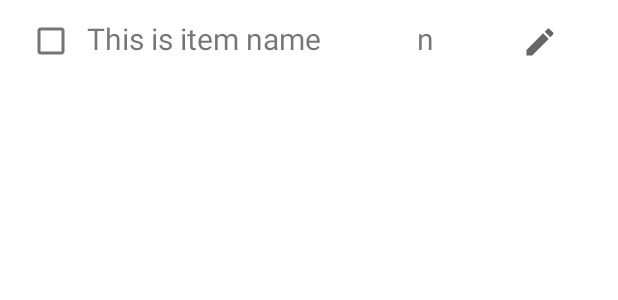
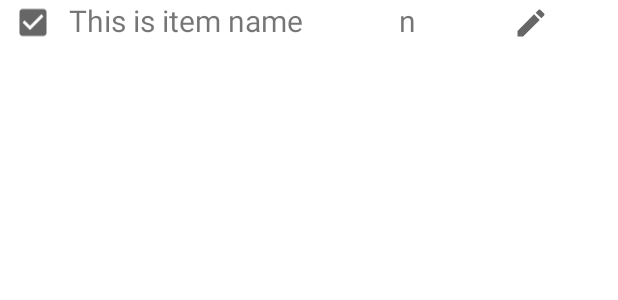
Before and after one commit to bannyadasrao/370FinalProject, an Android app: the layout activity_item_checkbox_quantity.xml on its own in the app's theme, with its tools: preview values and no code run, on a phone screen of 412 x 824 dp. Shown: the top 300 px of the screen. Run offline under Robolectric (Android 15) with nearby library versions, the phone set to English and light mode, and no system bars; Roboto replaces fonts that are not available here.

Commit message:
Modify checkbox xml a little

```diff
--- a/GLM/app/src/main/java/edu/qc/seclass/glm/AdapterForItems.java
+++ b/GLM/app/src/main/java/edu/qc/seclass/glm/AdapterForItems.java
@@ -58,7 +58,7 @@ public class AdapterForItems extends RecyclerView.Adapter<AdapterForItems.ViewHo
         public ViewHolder(@NonNull View itemView) {
             super(itemView);
 
-            checkbox_item = itemView.findViewById(R.id.checkbox_item);
+//            checkbox_item = itemView.findViewById(R.id.checkbox);
             textview_name_item = itemView.findViewById(R.id.textview_name_item);
             textview_amount_item = itemView.findViewById(R.id.textview_amount_item);
 
--- /dev/null
+++ b/GLM/app/src/main/res/drawable/ic_check_box.xml
@@ -0,0 +1,10 @@
+<vector xmlns:android="http://schemas.android.com/apk/res/android"
+    android:width="24dp"
+    android:height="24dp"
+    android:viewportWidth="24"
+    android:viewportHeight="24"
+    android:tint="?attr/colorControlNormal">
+  <path
+      android:fillColor="@android:color/white"
+      android:pathData="M19,3L5,3c-1.11,0 -2,0.9 -2,2v14c0,1.1 0.89,2 2,2h14c1.11,0 2,-0.9 2,-2L21,5c0,-1.1 -0.89,-2 -2,-2zM10,17l-5,-5 1.41,-1.41L10,14.17l7.59,-7.59L19,8l-9,9z"/>
+</vector>
--- a/GLM/app/src/main/res/layout/activity_item_checkbox_quantity.xml
+++ b/GLM/app/src/main/res/layout/activity_item_checkbox_quantity.xml
@@ -5,30 +5,32 @@
     android:layout_height="wrap_content"
     android:orientation="horizontal">
 
-    <com.google.android.material.checkbox.MaterialCheckBox
-        android:id="@+id/checkbox_item"
+    <ImageView
         android:layout_width="wrap_content"
-        android:layout_height="55dp"
-        android:layout_marginLeft="10dp"/>
+        android:layout_height="30dp"
+        android:id="@+id/checkbox"
+        android:layout_marginLeft="10dp"
+        android:src="@drawable/ic_check_box" />
 
     <TextView
         android:id="@+id/textview_name_item"
         android:layout_width="220dp"
-        android:layout_height="60dp"
+        android:layout_height="48dp"
+        android:layout_marginStart="12dp"
         android:text="This is item name"
         android:textSize="20dp"/>
 
     <TextView
         android:id="@+id/textview_amount_item"
         android:layout_width="30dp"
-        android:layout_height="60dp"
+        android:layout_height="30dp"
         android:text="n"
         android:textSize="20dp"/>
 
     <ImageButton
         android:id="@+id/editQuantity"
         android:layout_width="wrap_content"
-        android:layout_height="55dp"
+        android:layout_height="30dp"
         android:layout_weight="1"
         android:background="#FFFFFF"
         android:src="@drawable/ic_edit_24"/>
```
